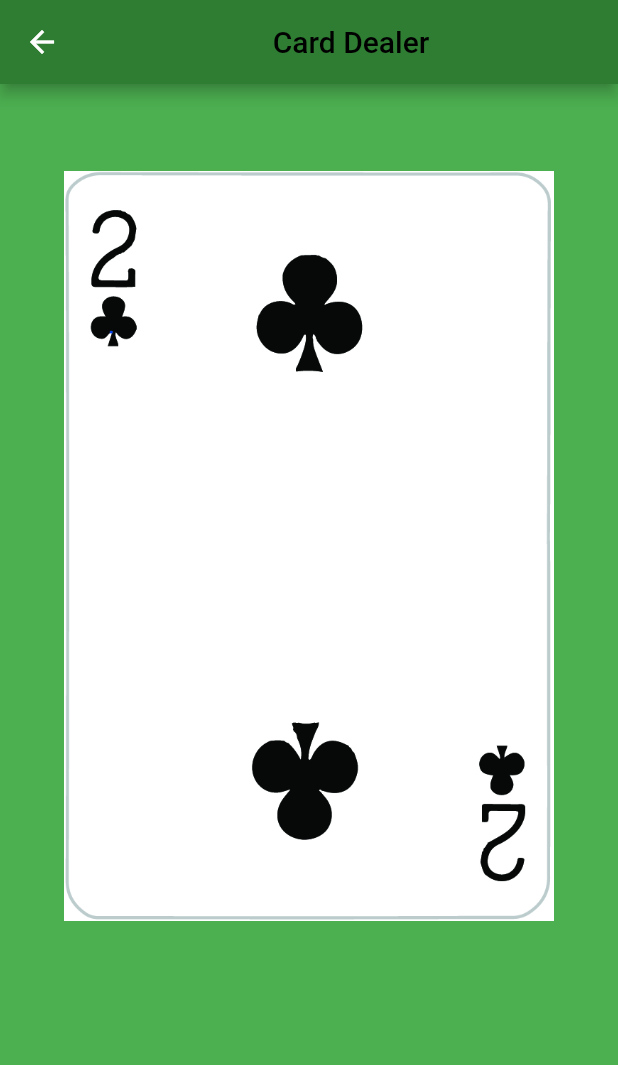
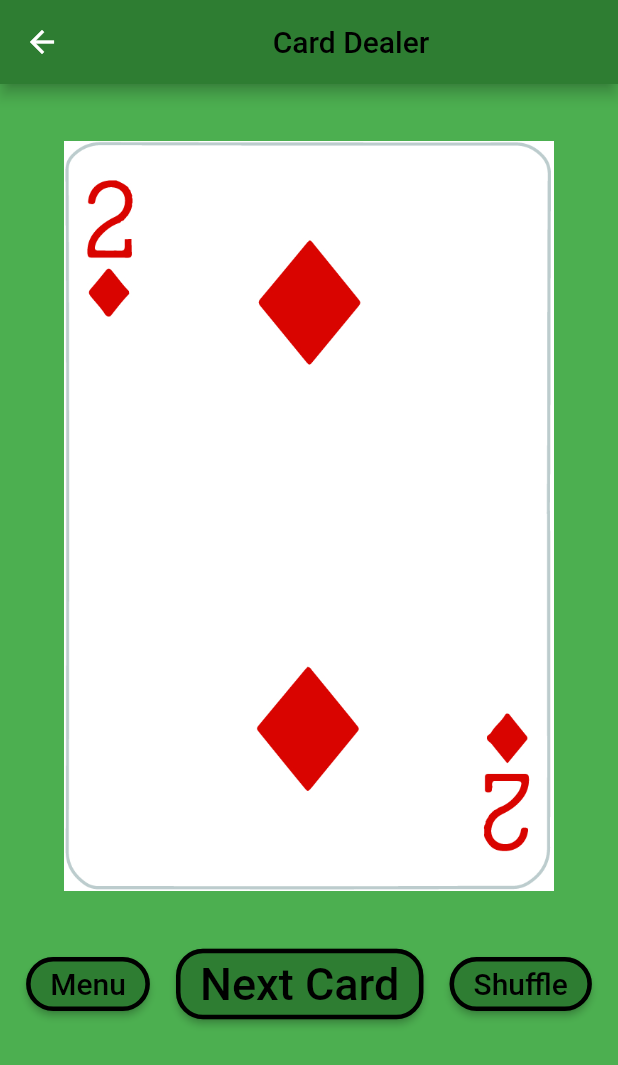
Before and after one commit to williamjelleydev/card_dealer, a Flutter app: the screen it shows after launch, after a tap on "Deal Cards!", on a phone screen of 412 x 824 dp. Shown: the top 1065 px of the screen. Run offline on Flutter 3.47's test engine with Material 2 defaults, Android fonts, the phone set to English and light mode, and no system bars.

Commit message:
Continue adding Card dealer functionality, buttons etc

```diff
--- a/lib/Pages/DealPage.dart
+++ b/lib/Pages/DealPage.dart
@@ -10,14 +10,20 @@ class DealPage extends StatefulWidget {
 class _DealPageState extends State<DealPage> {
   int _currentCardIndex = 0;
 
+  _DealPageState() {
+    shuffleCards();
+  }
+
   @override
   Widget build(BuildContext context) {
     return new Scaffold(
         appBar: SharedWidgets().appBar('Card Dealer'),
         backgroundColor: MyColors.poolGreen, // if this even does anything.. lol.
-        body: Padding(
-          // That's not _bad_ padding to be honest!
-          padding: const EdgeInsets.fromLTRB(30.0, 50.0, 30.0, 50.0),
+        body: Column(
+          children: [
+            Padding(
+              // TODO: see if we can replace this with mainAxisAlignment or something..?
+              padding: const EdgeInsets.fromLTRB(30.0, 30.0, 30.0, 30.0),
               // TODO: change the homepage so the background image card sits the same!
               child: IconButton(
                 icon: Image.asset('assets/${getNextCard()}.jpg'),
@@ -28,12 +34,34 @@ class _DealPageState extends State<DealPage> {
                   });
                 },
               ),
+            ),
+            Row(
+              mainAxisAlignment: MainAxisAlignment.spaceEvenly,
+              children: [
+                // TODO: sensible spacing between stuff
+                // Make buttons round as well!
+                button('Menu', 20.0, () {
+                  Navigator.pop(context);
+                }),
+                button('Next Card', 30.0, () {
+                  setState(() {
+                    _currentCardIndex++;
+                  });
+                }),
+                button('Shuffle', 20.0, () {
+                  setState(() {
+                    shuffleCards();
+                  });
+                })
+              ],
+            )
+          ],
         )
     );
   }
 
   String getNextCard() {
-    if (_currentCardIndex >= cards.length - 1) {
+    if (_currentCardIndex >= cards.length) {
       return 'Red_back';
     }
     var card = cards[_currentCardIndex];
@@ -48,4 +76,38 @@ class _DealPageState extends State<DealPage> {
     '2C', '2D', '2H', '2S'
   ];
 
+  void shuffleCards() {
+    // well that was easy lol
+    cards.shuffle();
+    _currentCardIndex = 0;
   }
+
+
+  Widget button(String text, double fontSize, VoidCallback onPressed) {
+    // TODO: make sure these buttons are all the same size somehow..
+    return ElevatedButton(
+      // TODO: redirect to DealPage
+      onPressed: onPressed,
+      child: Padding(
+        padding: const EdgeInsets.fromLTRB(0.0, 6.0, 0.0, 6.0),
+        child: Text(
+            text,
+            style: TextStyle(
+                fontSize: fontSize,
+                color: MyColors.text
+            )
+        ),
+      ),
+      style: ButtonStyle(
+        backgroundColor: MaterialStateProperty.resolveWith((states) =>
+        MyColors.appBar),
+        shape: MaterialStateProperty.all(
+            RoundedRectangleBorder(
+              borderRadius: BorderRadius.circular((18.0)),
+              side: BorderSide(color: Colors.black, width: 3.0),
+            )
+        ),
+      ),
+    );
+  }
+}
```
Lines whose indentation alone changed are shown as unchanged.
